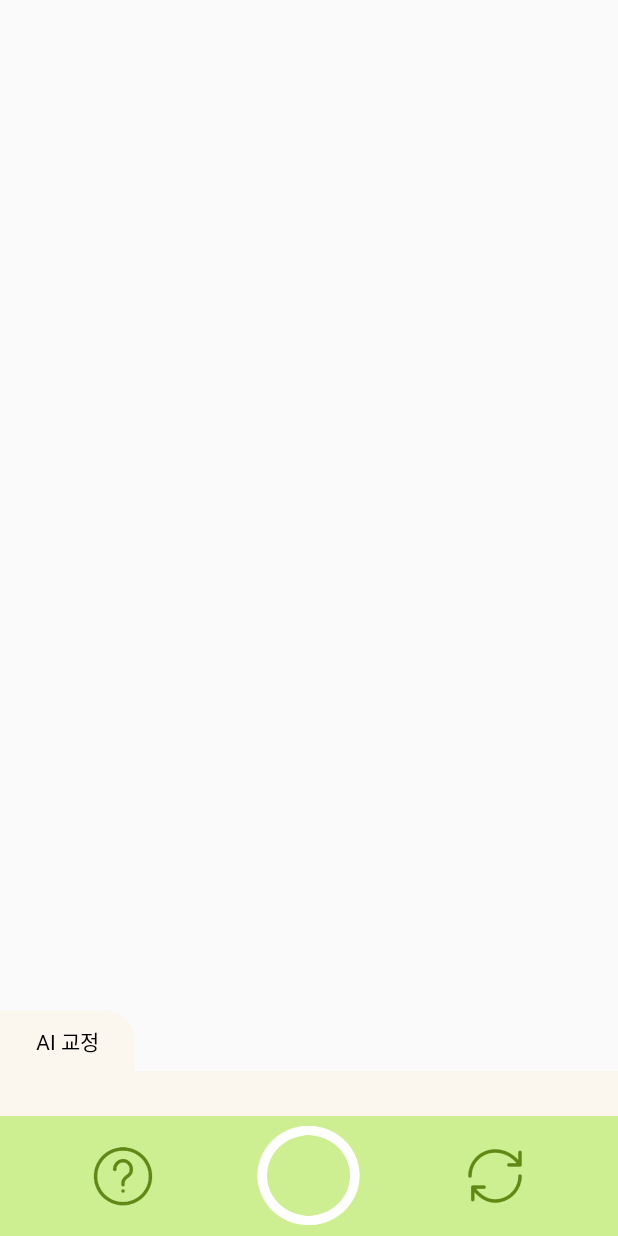
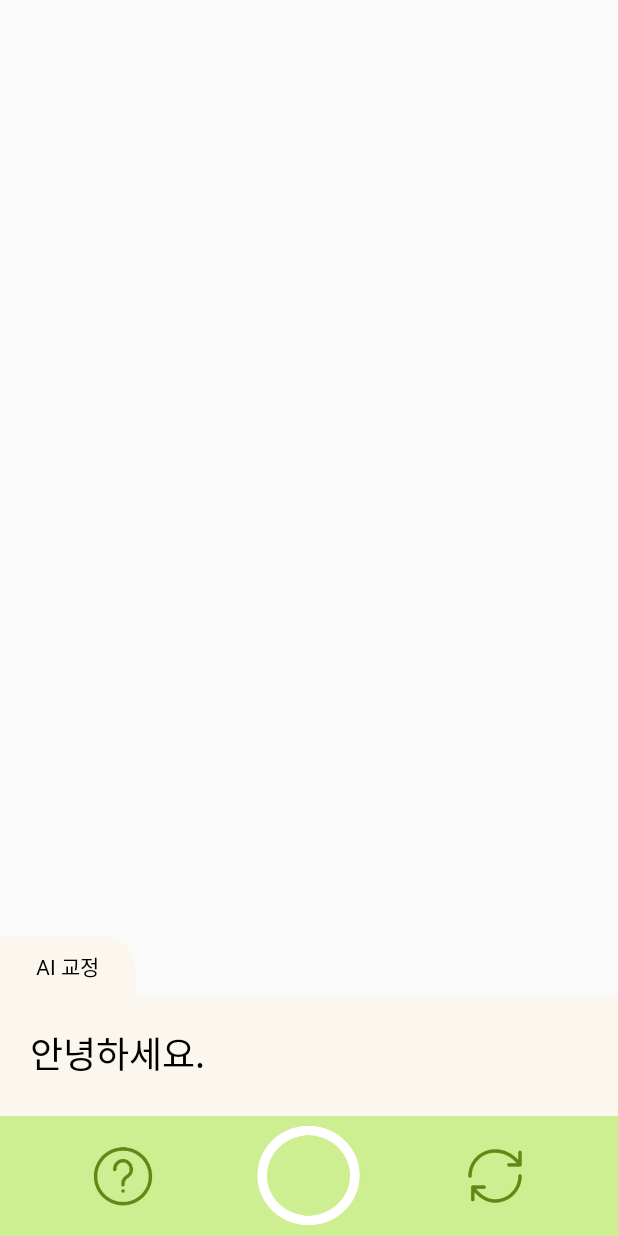
Before and after one commit to limchaeeun01/AI_Handwriting_Correction_Platform, an Android app: the PictureActivity screen opened directly, with no data from a screen before it, on a phone screen of 412 x 824 dp. Run offline under Robolectric (Android 15) with nearby library versions, the phone set to English and light mode, and no system bars; pictures from the network do not load.

Commit message:
20241205

```diff
--- a/app/build.gradle
+++ b/app/build.gradle
@@ -48,4 +48,6 @@ dependencies {
     androidTestImplementation 'androidx.test.espresso:espresso-core:3.6.1'
     implementation "androidx.navigation:navigation-fragment-ktx:2.6.0"
     implementation "androidx.navigation:navigation-ui-ktx:2.6.0"
+    implementation 'com.squareup.okhttp3:okhttp:4.9.0'
+
 }
--- a/app/src/main/res/layout/activity_picture.xml
+++ b/app/src/main/res/layout/activity_picture.xml
@@ -6,6 +6,13 @@
     android:layout_height="match_parent"
     tools:context=".PictureActivity">
 
+    <ImageView
+        android:id="@+id/pictureArea"
+        android:layout_width="match_parent"
+        android:layout_height="match_parent"
+        android:layout_marginBottom="80dp"
+        android:scaleType="centerCrop"/>
+
     <FrameLayout
         android:id="@+id/persistent_bottom_sheet"
         android:layout_width="match_parent"
@@ -13,7 +20,7 @@
         android:orientation="vertical"
         android:background="#00FFFFFF"
         app:layout_behavior="com.google.android.material.bottomsheet.BottomSheetBehavior"
-        app:behavior_peekHeight="150dp">
+        app:behavior_peekHeight="200dp">
 
         <TextView
             android:layout_width="90dp"
@@ -29,8 +36,17 @@
             android:layout_width="match_parent"
             android:layout_height="match_parent"
             android:layout_marginTop="40dp"
+            android:padding="20dp"
             android:background="#FBF7EF"
             android:orientation="vertical">
+
+            <TextView
+                android:id="@+id/ocrResultText"
+                android:layout_width="match_parent"
+                android:layout_height="wrap_content"
+                android:text="안녕하세요."
+                android:textColor="@color/black"
+                android:textSize="24sp"/>
 
 
         </LinearLayout>
@@ -58,6 +74,7 @@
             android:src="@drawable/question_icon" />
 
         <FrameLayout
+            android:id="@+id/recordingBtn"
             android:layout_width="0dp"
             android:layout_height="70dp"
             android:layout_gravity="center"
--- /dev/null
+++ b/app/src/main/res/xml/file_paths.xml
@@ -0,0 +1,4 @@
+<?xml version="1.0" encoding="utf-8"?>
+<paths xmlns:android="http://schemas.android.com/apk/res/android">
+    <external-path name="external_files" path="." />
+</paths>
--- /dev/null
+++ b/app/src/main/res/xml/network_security_config.xml
@@ -0,0 +1,6 @@
+<?xml version="1.0" encoding="utf-8"?>
+<network-security-config>
+    <domain-config cleartextTrafficPermitted="true">
+        <domain includeSubdomains="true">192.168.200.106</domain>
+    </domain-config>
+</network-security-config>
```
Also changed, not shown: app/src/main/AndroidManifest.xml (+18 -3 lines), app/src/main/java/com/chaeni__beam/ai_handwriting_correction_platform/PictureActivity.kt (+136 -0 lines).
